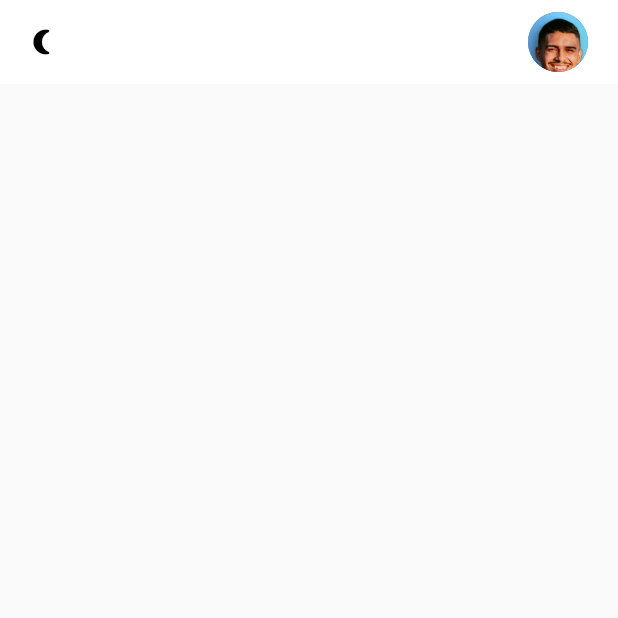
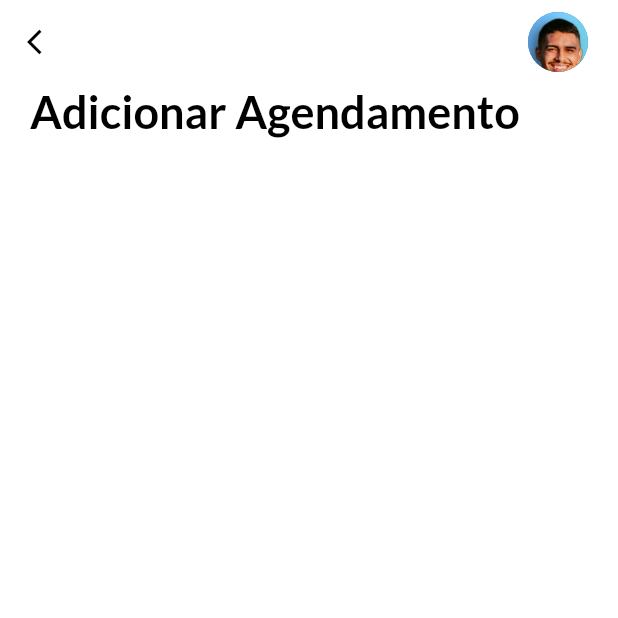
Before and after one commit to felpsalvs/todo-flutter, a Flutter app: the AddTaskPage screen opened directly, on a phone screen of 412 x 824 dp, the top half of it. Run offline on Flutter 3.47's test engine with Material 2 defaults, Android fonts, the phone set to English and light mode, and no system bars; our stand-ins replace date_picker_timeline, get, get_storage, google_fonts; accounts and stored records are empty.

Commit message:
✨ feat: add button back

```diff
--- a/lib/ui/add_task_bar.dart
+++ b/lib/ui/add_task_bar.dart
@@ -1,3 +1,4 @@
+import 'package:agendamento/ui/theme.dart';
 import 'package:flutter/material.dart';
 import 'package:get/get.dart';
 
@@ -6,7 +7,19 @@ class AddTaskPage extends StatelessWidget {
 
   @override
   Widget build(BuildContext context) {
-    return Scaffold(appBar: _appBar(context), body: Container());
+    return Scaffold(
+      backgroundColor: context.theme.backgroundColor,
+      appBar: _appBar(context),
+      body: Container(
+        padding: const EdgeInsets.only(left: 20, right: 20),
+        child: Column(
+          children: [
+            Text(
+              'Adicionar Agendamento',
+              style: headingStyle,
+            )
+          ],)
+      ));
   }
 
   _appBar(BuildContext context) {
@@ -14,9 +27,11 @@ class AddTaskPage extends StatelessWidget {
       elevation: 0,
       backgroundColor: context.theme.backgroundColor,
       leading: GestureDetector(
-        onTap: () {},
+        onTap: () {
+          Get.back();
+        },
         child: Icon(
-          Get.isDarkMode ? Icons.wb_sunny_outlined : Icons.nightlight_round,
+          Icons.arrow_back_ios,
           size: 20,
           color: Get.isDarkMode ? Colors.white : Colors.black,
         ),
--- a/lib/ui/home_page.dart
+++ b/lib/ui/home_page.dart
@@ -8,6 +8,7 @@ import 'package:google_fonts/google_fonts.dart';
 import 'package:intl/intl.dart';
 
 import '../services/theme_services.dart';
+import 'add_task_bar.dart';
 
 class HomePage extends StatefulWidget {
   const HomePage({Key? key}) : super(key: key);
@@ -83,13 +84,13 @@ class _HomePageState extends State<HomePage> {
                   style: subHeadingStyle,
                 ),
                 Text(
-                  'today',
+                  'Today',
                   style: headingStyle,
                 )
               ],
             ),
           ),
-          MyButton(label: "+ Add Task", onTap: () => null)
+          MyButton(label: "+ Add Task", onTap: () => Get.to(AddTaskPage()))
         ],
       ),
     );
```
Also changed, not shown: lib/ui/widgets/input_field.dart (added, +27 -0 lines).
